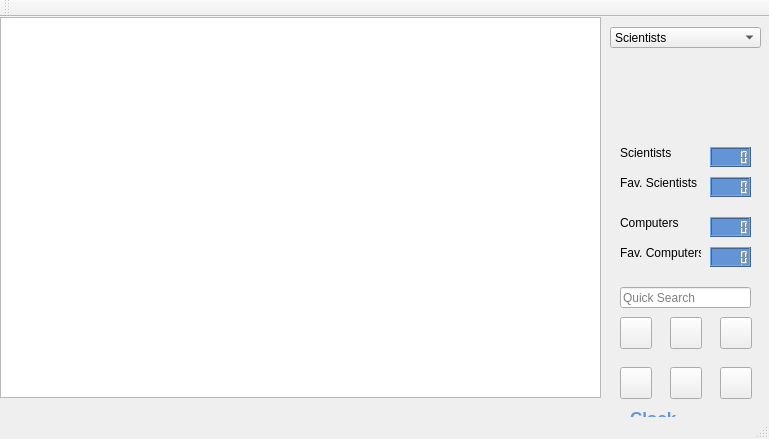
Old version of the form 3Vikna/include/gui.ui in the repository OArnarsson/Qt-SQLite-DesktopApp.
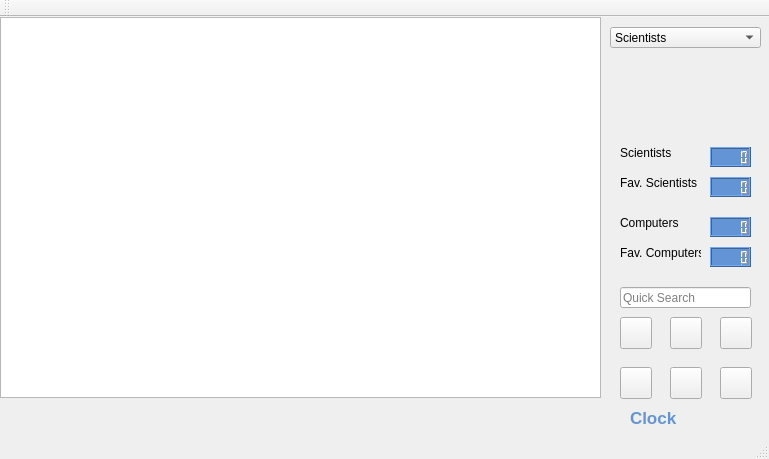
New version of the form. Icons and pictures are not drawn.

Diff of the .ui file:
```diff
--- a/3Vikna/include/gui.ui
+++ b/3Vikna/include/gui.ui
@@ -7,19 +7,25 @@
     <x>0</x>
     <y>0</y>
     <width>769</width>
-    <height>439</height>
+    <height>459</height>
    </rect>
   </property>
   <property name="minimumSize">
    <size>
-    <width>0</width>
-    <height>0</height>
+    <width>769</width>
+    <height>459</height>
    </size>
   </property>
   <property name="maximumSize">
    <size>
-    <width>1200</width>
-    <height>1200</height>
+    <width>769</width>
+    <height>459</height>
+   </size>
+  </property>
+  <property name="baseSize">
+   <size>
+    <width>769</width>
+    <height>459</height>
    </size>
   </property>
   <property name="windowTitle">
```
